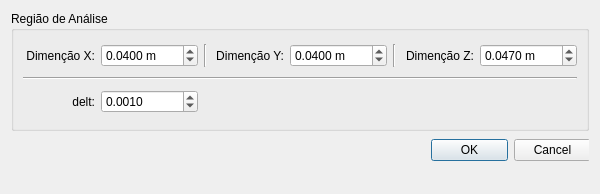
Old version of the form final_Interface/dialog_cgerais.ui in the repository pvmocbel/Lane3dViewer.
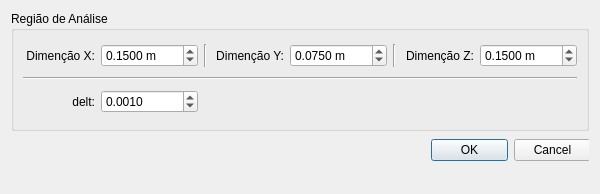
New version of the form.

Patch:
```diff
--- a/final_Interface/dialog_cgerais.ui
+++ b/final_Interface/dialog_cgerais.ui
@@ -75,7 +75,7 @@
          <double>1000.000000000000000</double>
         </property>
         <property name="value">
-         <double>0.040000000000000</double>
+         <double>0.150000000000000</double>
         </property>
        </widget>
       </item>
@@ -114,7 +114,7 @@
          <double>1000.000000000000000</double>
         </property>
         <property name="value">
-         <double>0.040000000000000</double>
+         <double>0.075000000000000</double>
         </property>
        </widget>
       </item>
@@ -156,7 +156,7 @@
          <double>1000.000000000000000</double>
         </property>
         <property name="value">
-         <double>0.047000000000000</double>
+         <double>0.150000000000000</double>
         </property>
        </widget>
       </item>
```
